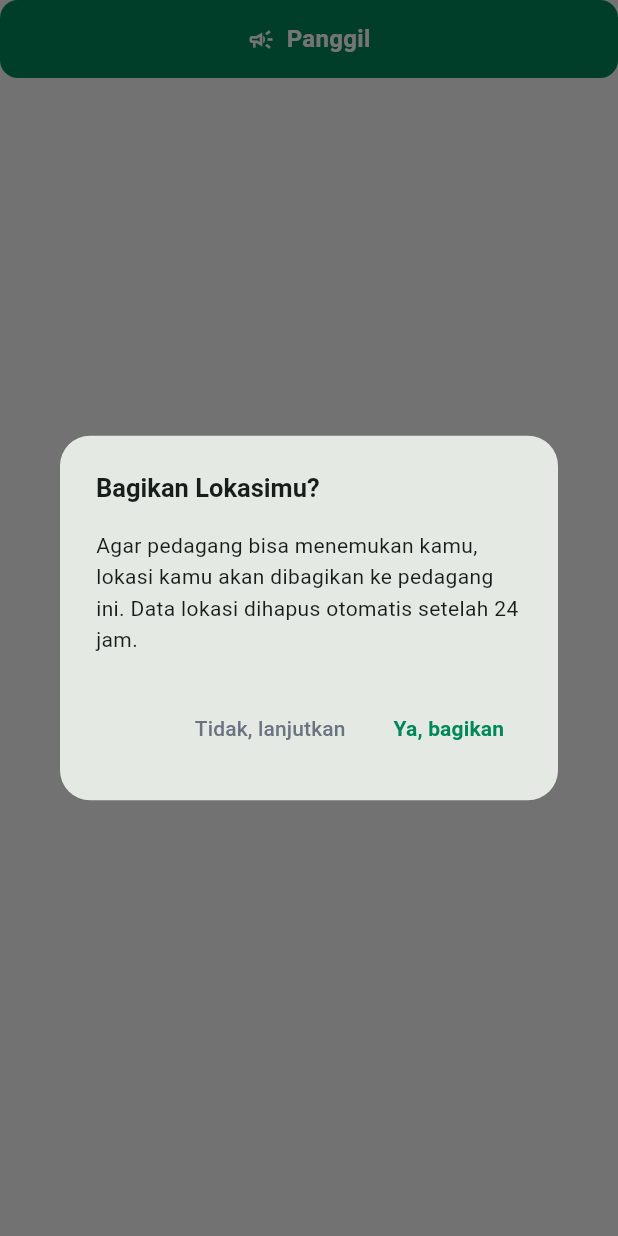
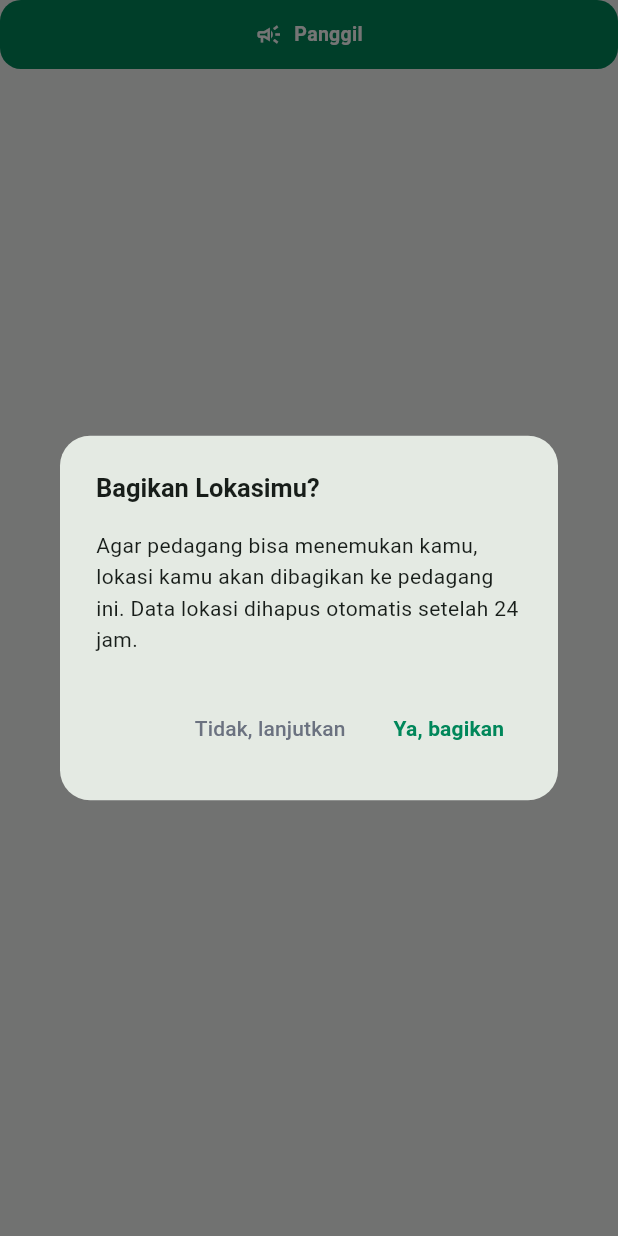
Before and after one commit to SUPERREZZ/radar_keliling, a Flutter app: the CallButton widget shown alone on an empty page, opened directly with empty values, after a tap on "Panggil", on a phone screen of 412 x 824 dp. Run offline on Flutter 3.47's test engine with Material 3 defaults, Android fonts, the phone set to English and light mode, and no system bars; our stand-ins replace cached_network_image, dio, firebase_core, firebase_messaging, flutter_map, flutter_riverpod and 5 more; accounts and stored records are empty; network calls fail.

Commit message:
fix(ui): polish merchant bottom sheet buttons, safe area, and reverb port 80 config

```diff
--- a/frontend/radar_keliling_app/lib/config/app_config.dart
+++ b/frontend/radar_keliling_app/lib/config/app_config.dart
@@ -41,13 +41,13 @@ class AppConfig {
 
   // ── WebSocket (Laravel Reverb) ────────────────────────────
   /// Host Reverb — dari Jelastic Endpoint Access URL.
-  static const String wsHost = 'node37310-backend.jh-beon.cloud';
+  static const String wsHost = 'backend.jh-beon.cloud';
 
   /// Key Reverb — harus sama persis dengan nilai di .env backend.
   static const String reverbAppKey = 'radarkelilingkey';
 
   /// Port Reverb (Public Port dari Jelastic Endpoint).
-  static const int wsPort = 11046;
+  static const int wsPort = 80;
 
   /// Gunakan TLS (wss://) di production.
   static const bool wsTls = false;
--- a/frontend/radar_keliling_app/lib/features/call/widgets/call_button.dart
+++ b/frontend/radar_keliling_app/lib/features/call/widgets/call_button.dart
@@ -136,6 +136,8 @@ class _CallButtonState extends ConsumerState<CallButton> {
     return AnimatedOpacity(
       duration: const Duration(milliseconds: 200),
       opacity: _inRange ? 1.0 : 0.4,
+      child: SizedBox(
+        height: 46,
         child: ElevatedButton.icon(
           onPressed: _loading ? null : _handleCall,
           icon: _loading
@@ -148,11 +150,19 @@ class _CallButtonState extends ConsumerState<CallButton> {
                   ),
                 )
               : const Icon(Icons.campaign_outlined, size: 18),
-        label: const Text('Panggil'),
+          label: const Text(
+            'Panggil',
+            style: TextStyle(
+              fontWeight: FontWeight.w600,
+              fontSize: 13,
+            ),
+          ),
           style: ElevatedButton.styleFrom(
-          padding: const EdgeInsets.symmetric(vertical: 12),
+            elevation: 0,
+            padding: const EdgeInsets.symmetric(horizontal: 16),
             shape: RoundedRectangleBorder(
-            borderRadius: BorderRadius.circular(12),
+              borderRadius: BorderRadius.circular(14),
+            ),
           ),
         ),
       ),
```
Also changed, not shown: frontend/radar_keliling_app/lib/features/radar/widgets/merchant_bottom_sheet.dart (+48 -13 lines). Lines whose indentation alone changed are shown as unchanged.
